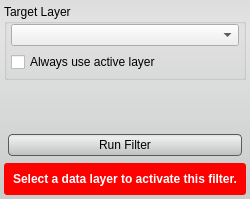
Qt form src/Interface/ToolInterface/OtsuThresholdFilterInterface.ui (jessdtate/Seg3D) before a commit.
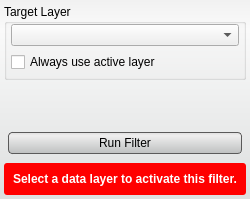
The same form after that commit. Custom widgets are drawn as their Qt base class.

Patch:
```diff
--- a/src/Interface/ToolInterface/OtsuThresholdFilterInterface.ui
+++ b/src/Interface/ToolInterface/OtsuThresholdFilterInterface.ui
@@ -40,7 +40,7 @@
   <property name="styleSheet">
    <string notr="true">QWidget#OtsuThresholdFilterInterface{
 	border-radius: 3px;
-	background-color: qlineargradient(spread:pad, x1:0.5, y1:0, x2:0.5, y2:0.960227, stop:0 rgba(221, 221, 221, 255), stop:0.155779 rgba(228, 228, 228, 255), stop:1 rgba(202, 204, 204, 255));      
+	background-color: qlineargradient(spread:pad, x1:0.5, y1:0, x2:0.5, y2:0.960227, stop:0 rgba(241, 241, 241, 255), stop:0.155779 rgba(250, 250, 250, 255), stop:1 rgba(222, 224, 224, 255));       
 }
 
 
@@ -67,7 +67,7 @@
   </property>
   <layout class="QVBoxLayout" name="verticalLayout">
    <property name="spacing">
-    <number>2</number>
+    <number>4</number>
    </property>
    <property name="margin">
     <number>4</number>
```
